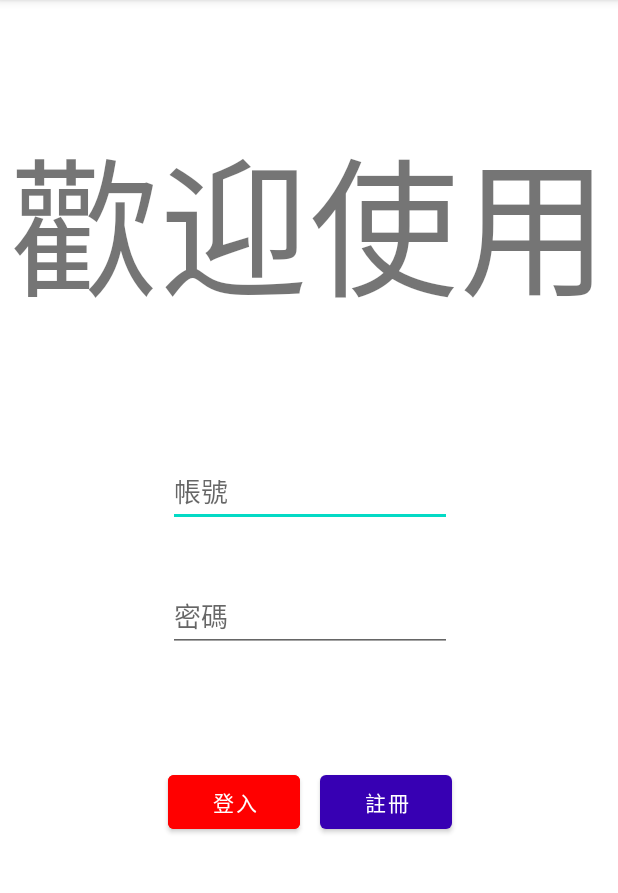
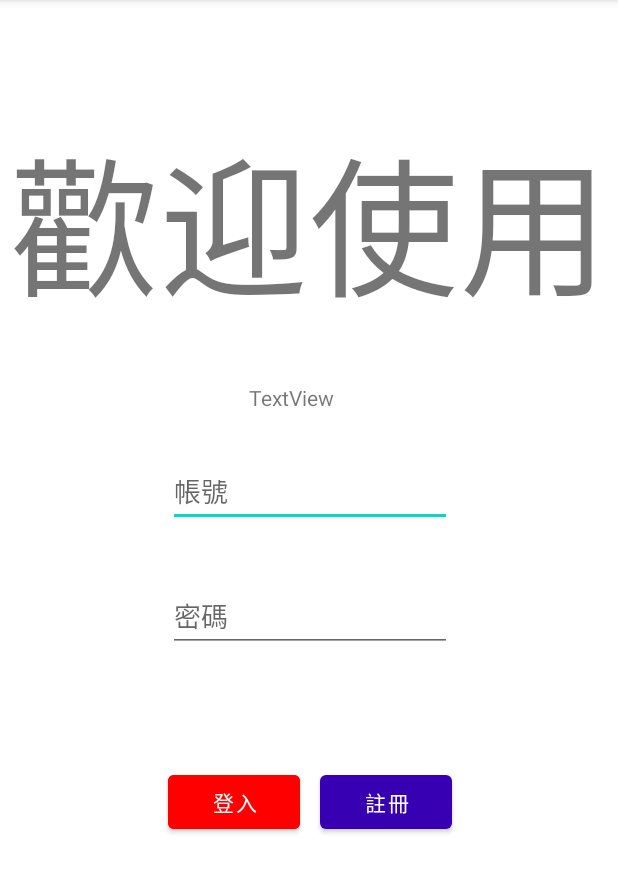
Before and after one commit to allen10690/final1, an Android app: the screen it shows after launch (MainActivity), on a phone screen of 412 x 824 dp, the part 84-977 px from its top. Run offline under Robolectric (Android 15) with nearby library versions, the phone set to English and light mode, and no system bars.

Commit message:
加個tetview

```diff
--- a/app/src/main/res/layout/activity_main.xml
+++ b/app/src/main/res/layout/activity_main.xml
@@ -39,9 +39,9 @@
         android:layout_width="189dp"
         android:layout_height="43dp"
         android:ems="10"
+        android:hint="密碼"
         android:inputType="textPersonName"
         android:text="@string/pass"
-        android:hint="密碼"
         app:layout_constraintBottom_toBottomOf="parent"
         app:layout_constraintEnd_toEndOf="parent"
         app:layout_constraintHorizontal_bias="0.502"
@@ -71,4 +71,14 @@
         android:text="註冊"
         app:layout_constraintEnd_toEndOf="@+id/editTextTextPersonName2"
         app:layout_constraintTop_toTopOf="@+id/button" />
+
+    <TextView
+        android:id="@+id/textView2"
+        android:layout_width="wrap_content"
+        android:layout_height="wrap_content"
+        android:layout_marginStart="54dp"
+        android:layout_marginTop="33dp"
+        android:text="TextView"
+        app:layout_constraintStart_toStartOf="@+id/editTextTextPersonName"
+        app:layout_constraintTop_toBottomOf="@+id/textView" />
 </androidx.constraintlayout.widget.ConstraintLayout>
```
